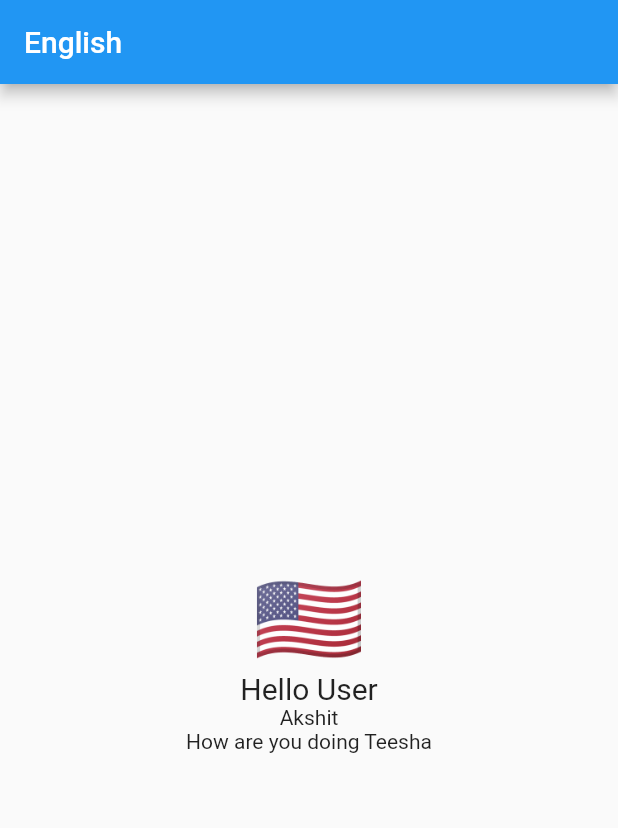
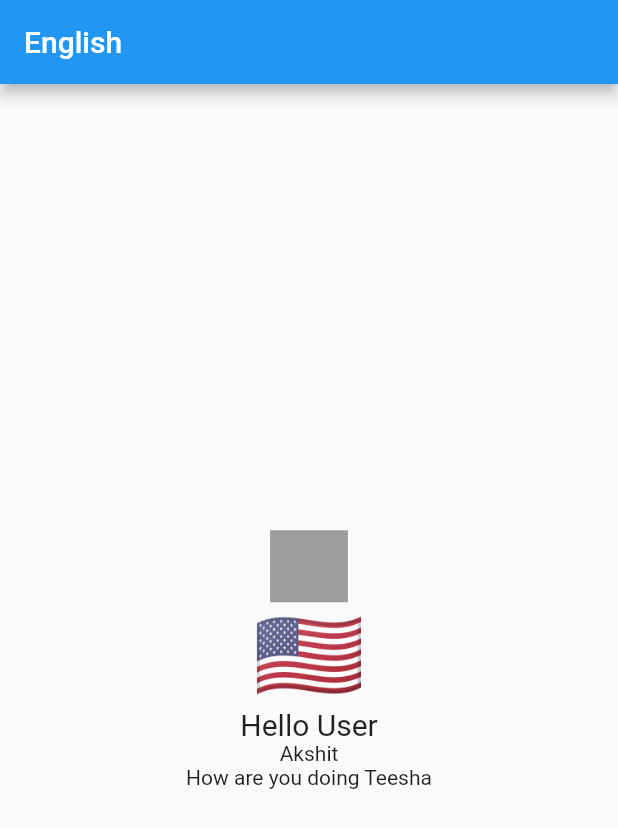
Before and after one commit to akmadan/flutter_app_localization, a Flutter app: the screen it shows after launch, on a phone screen of 412 x 824 dp. Shown: the top 828 px of the screen. Run offline on Flutter 3.47's test engine with Material 2 defaults, Android fonts, the phone set to English and light mode, and no system bars; generated files the repository leaves out were written again.

Commit message:
DropDown added

```diff
--- a/lib/home.dart
+++ b/lib/home.dart
@@ -35,7 +35,7 @@ class _HomeState extends State<Home> {
           child: Column(
         mainAxisAlignment: MainAxisAlignment.center,
         children: [
-          // LanguagePickerWidget(),
+          LanguagePickerWidget(),
           FlagWidget(),
           Text(
             AppLocalizations.of(context)!.greeting,
--- a/lib/main.dart
+++ b/lib/main.dart
@@ -23,7 +23,7 @@ class MyApp extends StatelessWidget {
             debugShowCheckedModeBanner: false,
             title: 'App Localization',
             supportedLocales: L10n.all, //Takes a List of Locales
-            // locale: languageprovider.locale,
+            locale: languageprovider.locale,
             localizationsDelegates: [
               AppLocalizations
                   .delegate, //Importing the Locales Present in app_localizations.dart file in .dart_tool
--- a/lib/models/languageProvider.dart
+++ b/lib/models/languageProvider.dart
@@ -2,9 +2,9 @@ import 'package:app_localization/l10n/l10n.dart';
 import 'package:flutter/material.dart';
 
 class LanguageProvider extends ChangeNotifier {
-  Locale _locale = L10n.all[0];
+  Locale? _locale;
 
-  Locale get locale => _locale;
+  Locale? get locale => _locale;
 
   void setLocale(Locale locale) {
     if (!L10n.all.contains(locale)) return;
@@ -13,8 +13,8 @@ class LanguageProvider extends ChangeNotifier {
     notifyListeners();
   }
 
-  // void clearLocale() {
-  //   _locale = null;
-  //   notifyListeners();
-  // }
+  void clearLocale() {
+    _locale = null;
+    notifyListeners();
+  }
 }
--- a/lib/widgets/languagePicker.dart
+++ b/lib/widgets/languagePicker.dart
@@ -1,43 +1,44 @@
-// import 'package:app_localization/l10n/l10n.dart';
-// import 'package:app_localization/models/languageProvider.dart';
-// import 'package:flutter/material.dart';
-// import 'package:provider/provider.dart';
+import 'package:app_localization/l10n/l10n.dart';
+import 'package:app_localization/models/languageProvider.dart';
+import 'package:flutter/material.dart';
+import 'package:provider/provider.dart';
 
-// class LanguagePickerWidget extends StatelessWidget {
-//   @override
-//   Widget build(BuildContext context) {
-//     final provider = Provider.of<LanguageProvider>(context);
-//     final locale = provider.locale;
+class LanguagePickerWidget extends StatelessWidget {
+  @override
+  Widget build(BuildContext context) {
+    final provider = Provider.of<LanguageProvider>(context);
+    final locale = provider.locale;
 
-//     return Container(
-//       child: DropdownButtonHideUnderline(
-//         child: DropdownButton(
-//           value: locale,
-//           icon: Container(width: 12),
-//           items: L10n.all.map(
-//             (locale) {
-//               final flag = L10n.getFlag(locale.languageCode);
+    return Container(
+      color: Colors.grey,
+      child: DropdownButtonHideUnderline(
+        child: DropdownButton(
+          value: locale,
+          icon: Container(width: 12),
+          items: L10n.all.map(
+            (locale) {
+              final flag = L10n.getFlag(locale.languageCode);
 
-//               return DropdownMenuItem(
-//                 child: Center(
-//                   child: Text(
-//                     flag,
-//                     style: TextStyle(fontSize: 32),
-//                   ),
-//                 ),
-//                 value: locale,
-//                 onTap: () {
-//                   final provider =
-//                       Provider.of<LanguageProvider>(context, listen: false);
+              return DropdownMenuItem(
+                child: Center(
+                  child: Text(
+                    flag,
+                    style: TextStyle(fontSize: 32),
+                  ),
+                ),
+                value: locale,
+                onTap: () {
+                  final provider =
+                      Provider.of<LanguageProvider>(context, listen: false);
 
-//                   provider.setLocale(locale);
-//                 },
-//               );
-//             },
-//           ).toList(),
-//           onChanged: (_) {},
-//         ),
-//       ),
-//     );
-//   }
-// }
+                  provider.setLocale(locale);
+                },
+              );
+            },
+          ).toList(),
+          onChanged: (_) {},
+        ),
+      ),
+    );
+  }
+}
```
